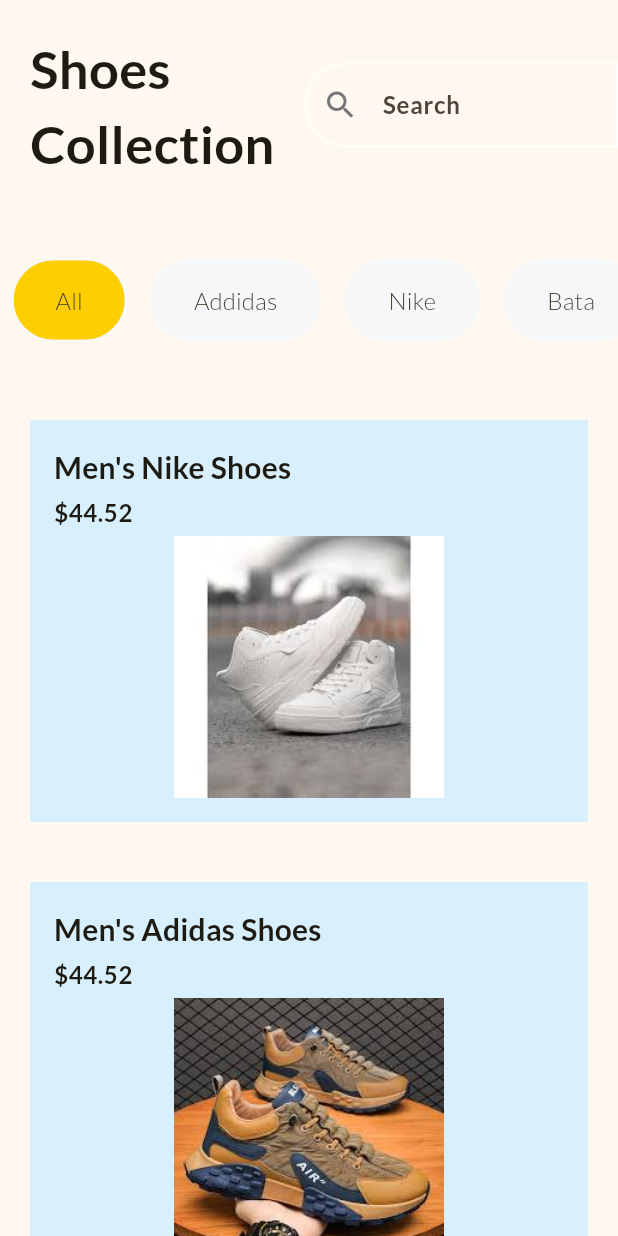
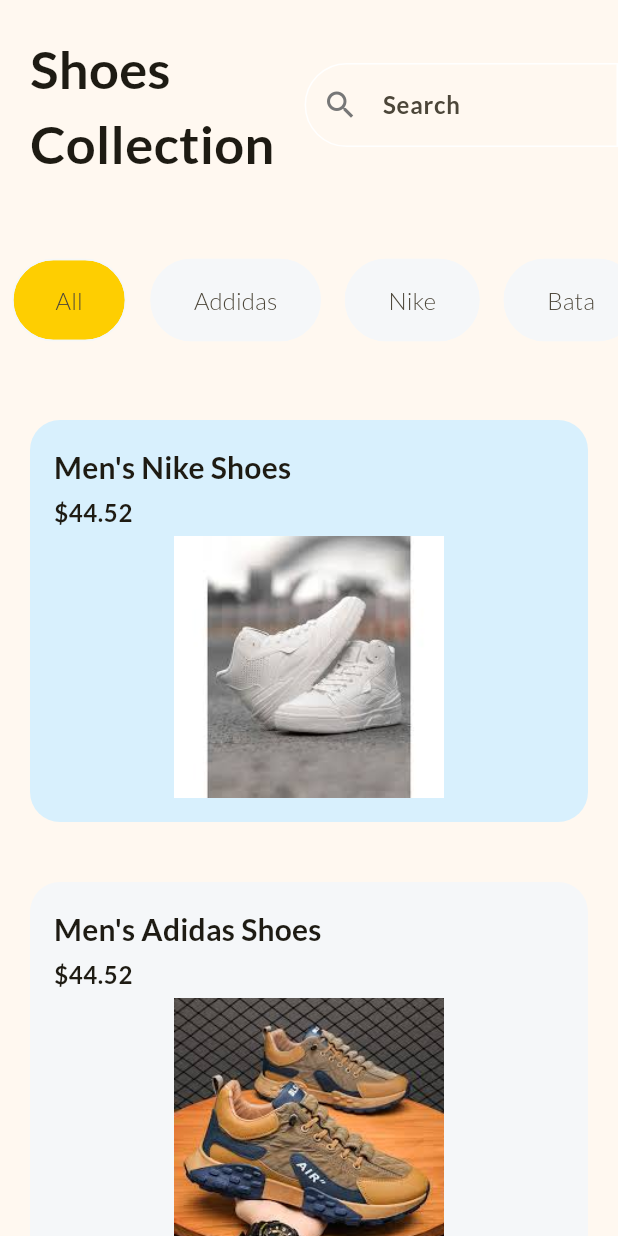
Before and after one commit to Sakshibhokare/flutter_practice_, a Flutter app: the screen it shows after launch, on a phone screen of 412 x 824 dp. Run offline on Flutter 3.47's test engine with Material 3 defaults, Android fonts, the light colour scheme and no system bars.

Commit message:
card color updated

```diff
--- a/Shopping_App/shop_app/lib/home_page.dart
+++ b/Shopping_App/shop_app/lib/home_page.dart
@@ -100,7 +100,10 @@
                     return ProductCard(
                       title: product['title'] as String,
                       price: product['price'] as double,
-                      image: product['imageUrl'] as String,);
+                      image: product['imageUrl'] as String,
+                      backgroundColor: index.isEven
+                      ? const Color.fromRGBO(216, 240, 253, 1)
+                      :const Color.fromRGBO(245, 247, 249, 1),);
               }
               ),
             )
--- a/Shopping_App/shop_app/lib/product_card.dart
+++ b/Shopping_App/shop_app/lib/product_card.dart
@@ -4,17 +4,23 @@
   final String title;
   final double price;
   final String image;
+  final Color backgroundColor;
   const ProductCard({
     super.key,
     required this.title,
     required this.price,
-    required this.image});
+    required this.image,
+    required this.backgroundColor});
 
   @override
   Widget build(BuildContext context) {
     return Container(
-      color: const Color.fromRGBO(216, 240, 253, 1),
+
       margin: const EdgeInsets.all(20),
+      decoration: BoxDecoration(
+        color: backgroundColor,
+        borderRadius: BorderRadius.circular(20)
+      ),
       child: Padding(
         padding: const EdgeInsets.all(16.0),
         child: Column(
```
